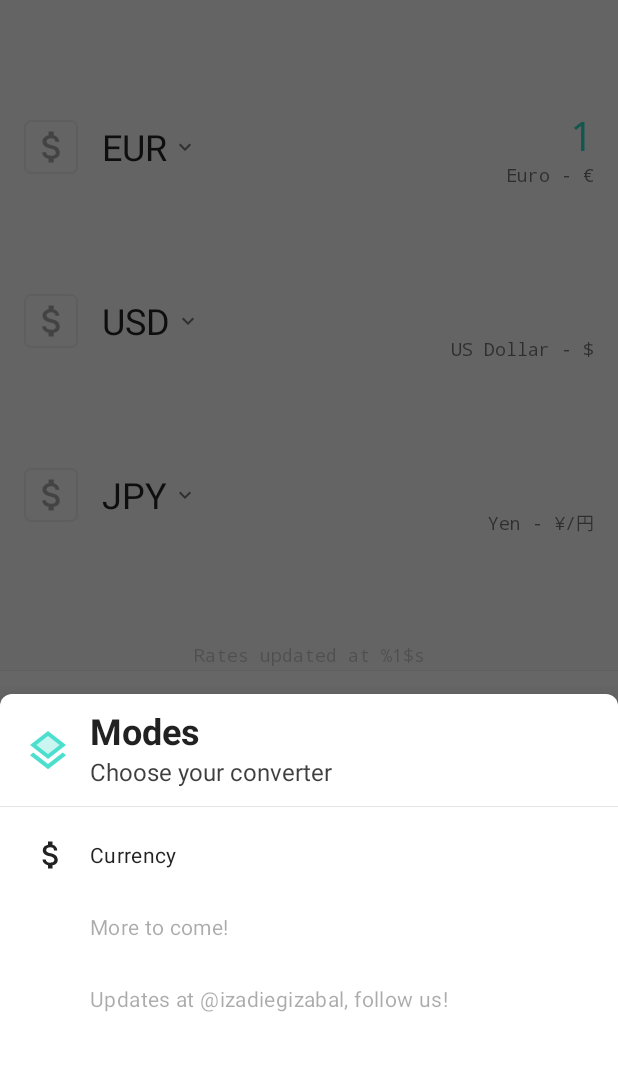
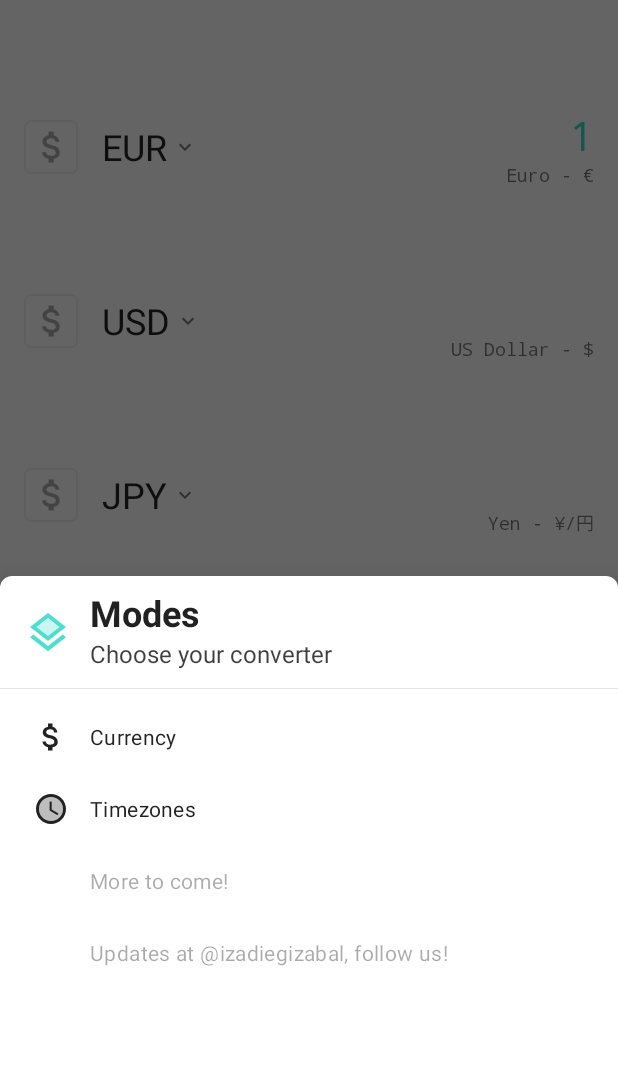
Before and after one commit to izadiegizabal/exploratu, an Android app: the fragment BottomNavigationDrawerFragment placed in its activity, on a phone screen of 412 x 824 dp, the part 97-1168 px from its top. Run offline under Robolectric (Android 15) with nearby library versions, the phone set to English and light mode, and no system bars; our stand-ins replace Picasso, Room's generated code; libraries missing offline, so code that uses them is left out: jp.wasabeef.picasso; network calls fail; pictures from the network do not load; 5 statements that could not run were skipped.

Commit message:
feat: add timezones conversion fragment

```diff
--- a/app/src/main/java/xyz/izadi/exploratu/BottomNavigationDrawerFragment.kt
+++ b/app/src/main/java/xyz/izadi/exploratu/BottomNavigationDrawerFragment.kt
@@ -1,5 +1,6 @@
 package xyz.izadi.exploratu
 
+import android.content.Context
 import android.os.Bundle
 import android.view.LayoutInflater
 import android.view.View
@@ -8,6 +9,8 @@ import com.google.android.material.bottomsheet.BottomSheetDialogFragment
 import kotlinx.android.synthetic.main.fragment_bottom_navigation_drawer.*
 
 class BottomNavigationDrawerFragment : BottomSheetDialogFragment() {
+
+    private var mListener: Listener? = null
 
     override fun onCreateView(
         inflater: LayoutInflater,
@@ -21,13 +24,28 @@ class BottomNavigationDrawerFragment : BottomSheetDialogFragment() {
         super.onActivityCreated(savedInstanceState)
 
         navigation_view.setNavigationItemSelectedListener { menuItem ->
-            // Bottom Navigation Drawer menu item clicks
-            when (menuItem.itemId) {
-                // R.id.nav1 -> context!!.toast(getString(R.string.nav1_clicked))
-            }
-            // Add code here to update the UI based on the item selected
-            // For example, swap UI fragments here
+            mListener?.onModeSelected(menuItem.itemId)
+            dismiss()
             true
         }
     }
+
+    override fun onAttach(context: Context) {
+        super.onAttach(context)
+        val parent = parentFragment
+        mListener = if (parent != null) {
+            parent as Listener
+        } else {
+            context as Listener
+        }
+    }
+
+    override fun onDetach() {
+        mListener = null
+        super.onDetach()
+    }
+
+    interface Listener {
+        fun onModeSelected(mode: Int)
+    }
 }
--- a/app/src/main/res/layout/fragment_bottom_navigation_drawer.xml
+++ b/app/src/main/res/layout/fragment_bottom_navigation_drawer.xml
@@ -68,9 +68,11 @@
     <com.google.android.material.navigation.NavigationView
             android:id="@+id/navigation_view"
             android:layout_width="match_parent"
-        android:layout_height="wrap_content"
-        android:paddingBottom="61dp"
+            android:layout_height="match_parent"
+            android:minHeight="300dp"
+            android:paddingBottom="0dp"
             app:elevation="0dp"
+            app:layout_constraintBottom_toBottomOf="parent"
             app:layout_constraintStart_toStartOf="parent"
             app:layout_constraintTop_toBottomOf="@id/navigation_divider"
             app:menu="@menu/bottom_nav_drawer_menu" />
--- a/app/src/main/res/menu/bottom_nav_drawer_menu.xml
+++ b/app/src/main/res/menu/bottom_nav_drawer_menu.xml
@@ -7,10 +7,10 @@
                 android:id="@+id/currency"
                 android:icon="@drawable/ic_twotone_attach_money"
                 android:title="@string/mode_title_currency" />
-        <!--<item-->
-        <!--android:id="@+id/nav2"-->
-        <!--android:icon="@drawable/ic_twotone_access_time"-->
-        <!--android:title="Timezones" />-->
+        <item
+                android:id="@+id/timezone"
+                android:icon="@drawable/ic_twotone_access_time"
+                android:title="@string/title_timezones" />
         <item
                 android:id="@+id/nav3"
                 android:enabled="false"
--- a/app/src/main/res/values/strings.xml
+++ b/app/src/main/res/values/strings.xml
@@ -42,6 +42,7 @@
     <string name="ar_warning_dismiss">Remind me next time</string>
     <!-- TODO: Remove or change this placeholder text -->
     <string name="hello_blank_fragment">Hello blank fragment</string>
+    <string name="title_timezones">Timezones</string>
 
 
 </resources>
```
Also changed, not shown: app/src/main/java/xyz/izadi/exploratu/MainActivity.kt (+25 -2 lines), app/src/main/java/xyz/izadi/exploratu/timezones/TimezonesFragment.kt (added, +89 -0 lines), app/src/main/res/layout/fragment_timezones.xml (added, +37 -0 lines). Lines whose indentation alone changed are shown as unchanged.
